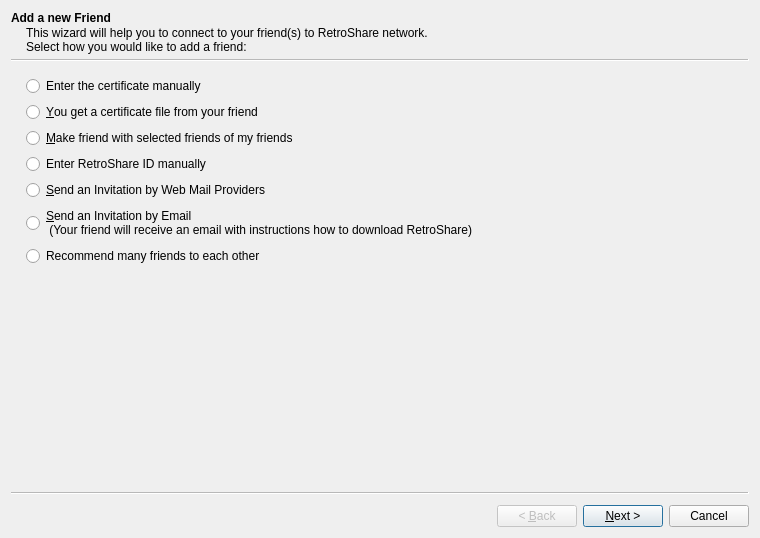
Above: retroshare-gui/src/gui/connect/ConnectFriendWizard.ui from RetroShare/RetroShare before the change. Below: the same form after it.
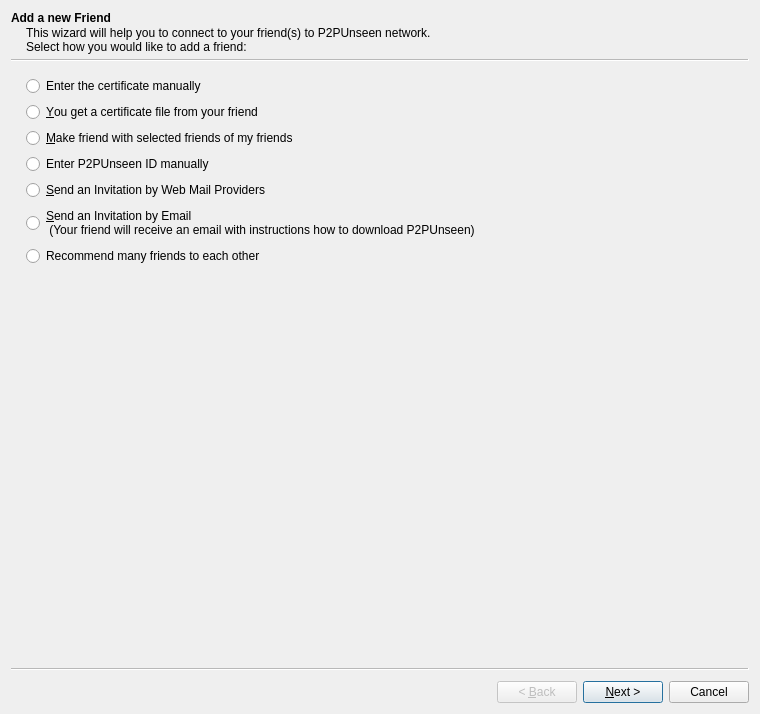
That is the form after the change. Icons and pictures are not drawn. Custom widgets are drawn as their Qt base class.

Commit message: replace P2PUnseen text in .ui file

What changed in the file:
```diff
--- a/retroshare-gui/src/gui/connect/ConnectFriendWizard.ui
+++ b/retroshare-gui/src/gui/connect/ConnectFriendWizard.ui
@@ -7,7 +7,7 @@
     <x>0</x>
     <y>0</y>
     <width>760</width>
-    <height>538</height>
+    <height>714</height>
    </rect>
   </property>
   <property name="windowTitle">
@@ -22,7 +22,7 @@
     <string>Add a new Friend</string>
    </property>
    <property name="subTitle">
-    <string>This wizard will help you to connect to your friend(s) to RetroShare network.&lt;br&gt;Select how you would like to add a friend:</string>
+    <string>This wizard will help you to connect to your friend(s) to P2PUnseen network.&lt;br&gt;Select how you would like to add a friend:</string>
    </property>
    <attribute name="pageId">
     <string notr="true">ConnectFriendWizard::Page_Intro</string>
@@ -52,7 +52,7 @@
     <item>
      <widget class="QRadioButton" name="rsidRadioButton">
       <property name="text">
-       <string>Enter RetroShare ID manually</string>
+       <string>Enter P2PUnseen ID manually</string>
       </property>
      </widget>
     </item>
@@ -67,7 +67,7 @@
      <widget class="QRadioButton" name="emailRadioButton">
       <property name="text">
        <string>&amp;Send an Invitation by Email 
- (Your friend will receive an email with instructions how to download RetroShare)</string>
+ (Your friend will receive an email with instructions how to download P2PUnseen)</string>
       </property>
      </widget>
     </item>
@@ -1583,17 +1583,17 @@
   </widget>
  </widget>
  <customwidgets>
-  <customwidget>
-   <class>AvatarWidget</class>
-   <extends>QLabel</extends>
-   <header>gui/common/AvatarWidget.h</header>
-   <container>1</container>
-  </customwidget>
   <customwidget>
    <class>StyledLabel</class>
    <extends>QLabel</extends>
    <header>gui/common/StyledLabel.h</header>
   </customwidget>
+  <customwidget>
+   <class>AvatarWidget</class>
+   <extends>QLabel</extends>
+   <header>gui/common/AvatarWidget.h</header>
+   <container>1</container>
+  </customwidget>
   <customwidget>
    <class>FriendSelectionWidget</class>
    <extends>QWidget</extends>
```
Left out of the diff: 30 changed lines with no effect on the pictures. The commit also changes 33 other files.
